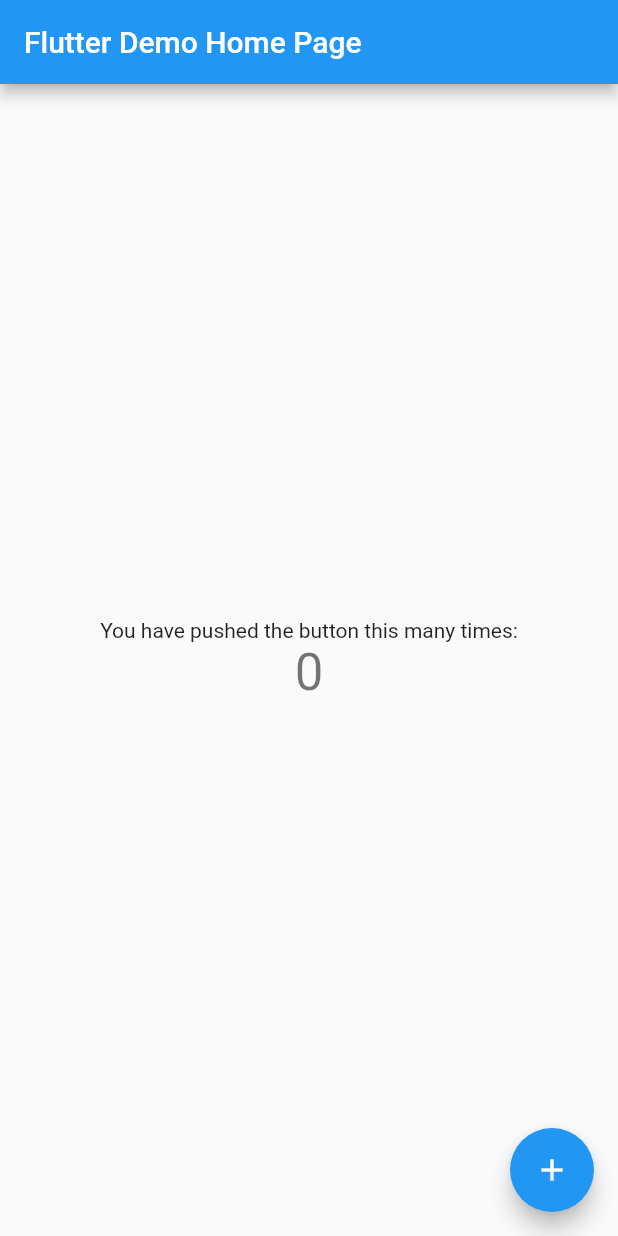
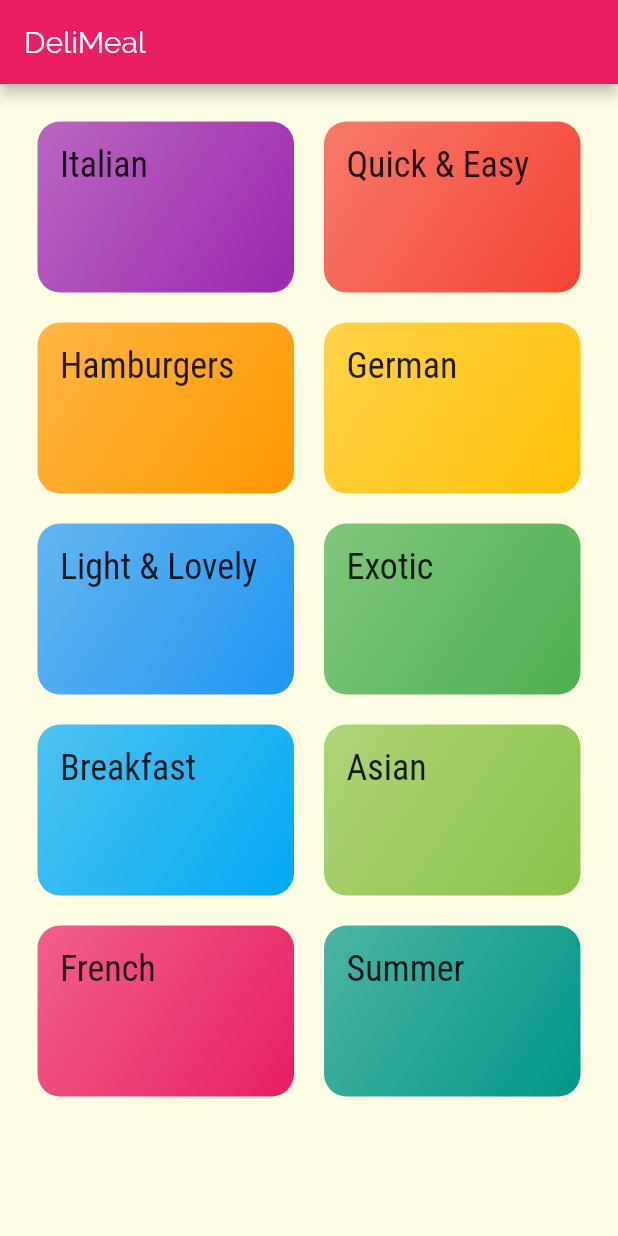
Before and after one commit to ntta/meals-app-flutter, a Flutter app: the screen it shows after launch, on a phone screen of 412 x 824 dp. Run offline on Flutter 3.47's test engine with Material 2 defaults, Android fonts, the phone set to English and light mode, and no system bars.

Commit message:
Add some fonts and make basic view

```diff
--- /dev/null
+++ b/lib/categories_screen.dart
@@ -0,0 +1,30 @@
+import 'package:flutter/material.dart';
+
+import './dummy_data.dart';
+import './category_item.dart';
+
+class CategoriesScreen extends StatelessWidget {
+  @override
+  Widget build(BuildContext context) {
+    return Scaffold(
+      appBar: AppBar(
+        title: const Text('DeliMeal'),
+      ),
+      body: GridView(
+        padding: const EdgeInsets.all(25),
+        children: DUMMY_CATEGORIES
+            .map((catData) => CategoryItem(
+                  catData.title,
+                  catData.color,
+                ))
+            .toList(),
+        gridDelegate: SliverGridDelegateWithMaxCrossAxisExtent(
+          maxCrossAxisExtent: 200,
+          childAspectRatio: 3 / 2,
+          crossAxisSpacing: 20,
+          mainAxisSpacing: 20,
+        ),
+      ),
+    );
+  }
+}
--- /dev/null
+++ b/lib/category_item.dart
@@ -0,0 +1,30 @@
+import 'package:flutter/material.dart';
+
+class CategoryItem extends StatelessWidget {
+  final String title;
+  final Color color;
+
+  CategoryItem(this.title, this.color);
+
+  @override
+  Widget build(BuildContext context) {
+    return Container(
+      padding: const EdgeInsets.all(15),
+      child: Text(
+        title,
+        style: Theme.of(context).textTheme.headline6,
+      ),
+      decoration: BoxDecoration(
+        gradient: LinearGradient(
+          colors: [
+            color.withOpacity(0.7),
+            color,
+          ],
+          begin: Alignment.topLeft,
+          end: Alignment.bottomRight,
+        ),
+        borderRadius: BorderRadius.circular(15),
+      ),
+    );
+  }
+}
--- /dev/null
+++ b/lib/dummy_data.dart
@@ -0,0 +1,56 @@
+import 'package:flutter/material.dart';
+
+import './models/category.dart';
+
+const DUMMY_CATEGORIES = const [
+  Category(
+    id: 'c1',
+    title: 'Italian',
+    color: Colors.purple,
+  ),
+  Category(
+    id: 'c2',
+    title: 'Quick & Easy',
+    color: Colors.red,
+  ),
+  Category(
+    id: 'c3',
+    title: 'Hamburgers',
+    color: Colors.orange,
+  ),
+  Category(
+    id: 'c4',
+    title: 'German',
+    color: Colors.amber,
+  ),
+  Category(
+    id: 'c5',
+    title: 'Light & Lovely',
+    color: Colors.blue,
+  ),
+  Category(
+    id: 'c6',
+    title: 'Exotic',
+    color: Colors.green,
+  ),
+  Category(
+    id: 'c7',
+    title: 'Breakfast',
+    color: Colors.lightBlue,
+  ),
+  Category(
+    id: 'c8',
+    title: 'Asian',
+    color: Colors.lightGreen,
+  ),
+  Category(
+    id: 'c9',
+    title: 'French',
+    color: Colors.pink,
+  ),
+  Category(
+    id: 'c10',
+    title: 'Summer',
+    color: Colors.teal,
+  ),
+];
--- a/lib/main.dart
+++ b/lib/main.dart
@@ -1,117 +1,51 @@
 import 'package:flutter/material.dart';
+import './categories_screen.dart';
 
-void main() {
-  runApp(MyApp());
-}
+void main() => runApp(MyApp());
 
 class MyApp extends StatelessWidget {
-  // This widget is the root of your application.
   @override
   Widget build(BuildContext context) {
     return MaterialApp(
-      title: 'Flutter Demo',
+      title: 'DeliMeals',
       theme: ThemeData(
-        // This is the theme of your application.
-        //
-        // Try running your application with "flutter run". You'll see the
-        // application has a blue toolbar. Then, without quitting the app, try
-        // changing the primarySwatch below to Colors.green and then invoke
-        // "hot reload" (press "r" in the console where you ran "flutter run",
-        // or simply save your changes to "hot reload" in a Flutter IDE).
-        // Notice that the counter didn't reset back to zero; the application
-        // is not restarted.
-        primarySwatch: Colors.blue,
-        // This makes the visual density adapt to the platform that you run
-        // the app on. For desktop platforms, the controls will be smaller and
-        // closer together (more dense) than on mobile platforms.
-        visualDensity: VisualDensity.adaptivePlatformDensity,
+        primarySwatch: Colors.pink,
+        accentColor: Colors.amber,
+        canvasColor: Color.fromRGBO(255, 254, 229, 1),
+        fontFamily: 'Raleway',
+        textTheme: ThemeData.light().textTheme.copyWith(
+              bodyText1: TextStyle(
+                color: Color.fromRGBO(20, 51, 51, 1),
+              ),
+              bodyText2: TextStyle(
+                color: Color.fromRGBO(20, 51, 51, 1),
+              ),
+              headline6: TextStyle(
+                fontSize: 24,
+                fontFamily: 'RobotoCondensed',
+              ),
+            ),
       ),
-      home: MyHomePage(title: 'Flutter Demo Home Page'),
+      home: CategoriesScreen(),
     );
   }
 }
 
 class MyHomePage extends StatefulWidget {
-  MyHomePage({Key key, this.title}) : super(key: key);
-
-  // This widget is the home page of your application. It is stateful, meaning
-  // that it has a State object (defined below) that contains fields that affect
-  // how it looks.
-
-  // This class is the configuration for the state. It holds the values (in this
-  // case the title) provided by the parent (in this case the App widget) and
-  // used by the build method of the State. Fields in a Widget subclass are
-  // always marked "final".
-
-  final String title;
-
   @override
   _MyHomePageState createState() => _MyHomePageState();
 }
 
 class _MyHomePageState extends State<MyHomePage> {
-  int _counter = 0;
-
-  void _incrementCounter() {
-    setState(() {
-      // This call to setState tells the Flutter framework that something has
-      // changed in this State, which causes it to rerun the build method below
-      // so that the display can reflect the updated values. If we changed
-      // _counter without calling setState(), then the build method would not be
-      // called again, and so nothing would appear to happen.
-      _counter++;
-    });
-  }
-
   @override
   Widget build(BuildContext context) {
-    // This method is rerun every time setState is called, for instance as done
-    // by the _incrementCounter method above.
-    //
-    // The Flutter framework has been optimized to make rerunning build methods
-    // fast, so that you can just rebuild anything that needs updating rather
-    // than having to individually change instances of widgets.
     return Scaffold(
       appBar: AppBar(
-        // Here we take the value from the MyHomePage object that was created by
-        // the App.build method, and use it to set our appbar title.
-        title: Text(widget.title),
+        title: Text('DeliMeals'),
       ),
       body: Center(
-        // Center is a layout widget. It takes a single child and positions it
-        // in the middle of the parent.
-        child: Column(
-          // Column is also a layout widget. It takes a list of children and
-          // arranges them vertically. By default, it sizes itself to fit its
-          // children horizontally, and tries to be as tall as its parent.
-          //
-          // Invoke "debug painting" (press "p" in the console, choose the
-          // "Toggle Debug Paint" action from the Flutter Inspector in Android
-          // Studio, or the "Toggle Debug Paint" command in Visual Studio Code)
-          // to see the wireframe for each widget.
-          //
-          // Column has various properties to control how it sizes itself and
-          // how it positions its children. Here we use mainAxisAlignment to
-          // center the children vertically; the main axis here is the vertical
-          // axis because Columns are vertical (the cross axis would be
-          // horizontal).
-          mainAxisAlignment: MainAxisAlignment.center,
-          children: <Widget>[
-            Text(
-              'You have pushed the button this many times:',
-            ),
-            Text(
-              '$_counter',
-              style: Theme.of(context).textTheme.headline4,
-            ),
-          ],
-        ),
+        child: Text('Navigation Time!'),
       ),
-      floatingActionButton: FloatingActionButton(
-        onPressed: _incrementCounter,
-        tooltip: 'Increment',
-        child: Icon(Icons.add),
-      ), // This trailing comma makes auto-formatting nicer for build methods.
     );
   }
 }
--- /dev/null
+++ b/lib/models/category.dart
@@ -0,0 +1,13 @@
+import 'package:flutter/material.dart';
+
+class Category {
+  final String id;
+  final String title;
+  final Color color;
+
+  const Category({
+    @required this.id,
+    @required this.title,
+    this.color = Colors.orange,
+  });
+}
```
Also changed, not shown: pubspec.yaml (+17 -6 lines), assets/fonts/Raleway-Black.ttf (added), assets/fonts/Raleway-Bold.ttf (added), assets/fonts/Raleway-Regular.ttf (added), assets/fonts/RobotoCondensed-Bold.ttf (added), assets/fonts/RobotoCondensed-Italic.ttf (added), assets/fonts/RobotoCondensed-Light.ttf (added), assets/fonts/RobotoCondensed-Regular.ttf (added).
